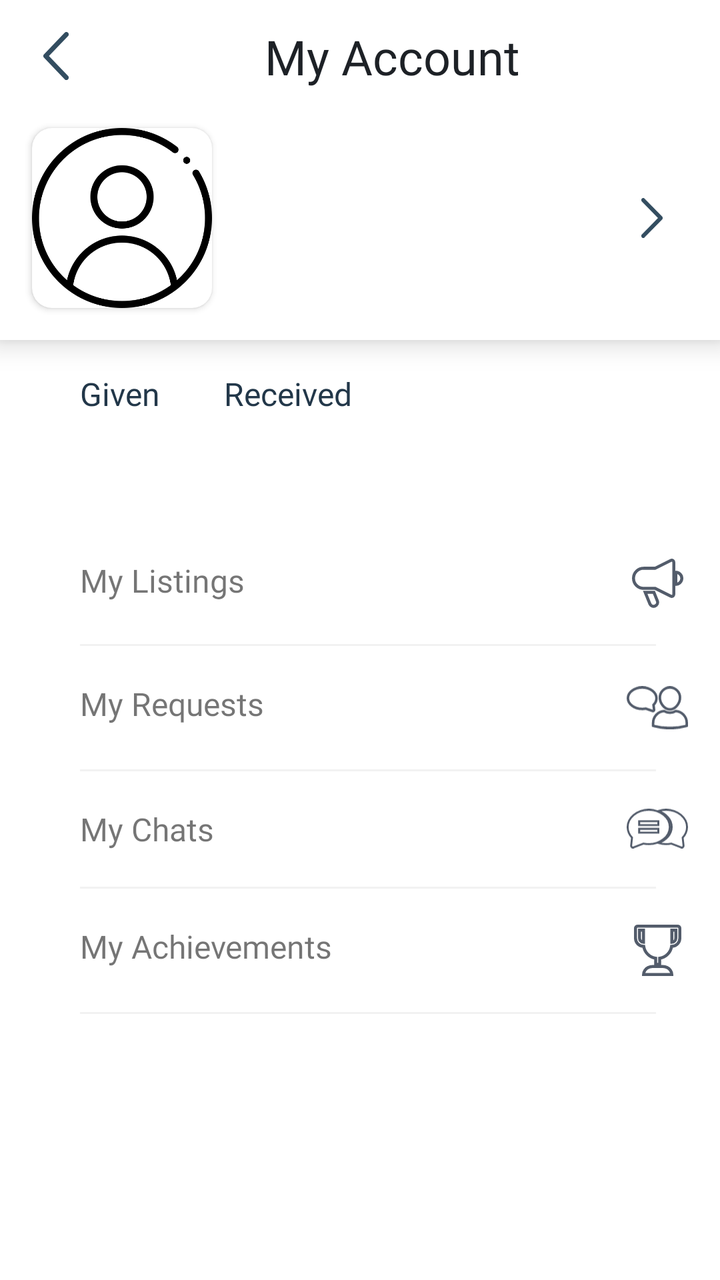
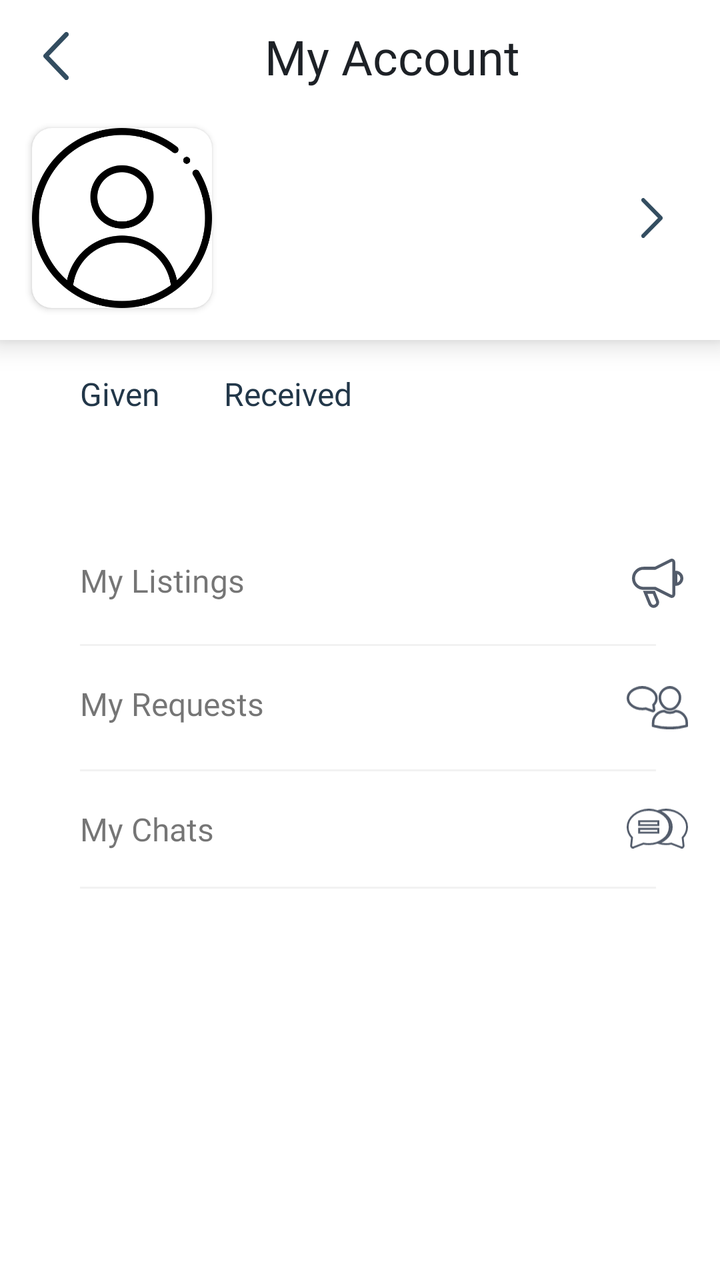

Before-and-after screenshots of an Android layout around one commit, followed by the original layout XML and the change that was made.
<!-- AndroidManifest.xml: application theme Theme.AbraaKaDabraa.App -->
<!-- res/layout/fragment_accounts.xml -->
<?xml version="1.0" encoding="utf-8"?>
<androidx.constraintlayout.widget.ConstraintLayout xmlns:android="http://schemas.android.com/apk/res/android"
    xmlns:app="http://schemas.android.com/apk/res-auto"
    xmlns:tools="http://schemas.android.com/tools"
    android:layout_width="match_parent"
    android:layout_height="match_parent"
    android:background="@color/white"
    tools:context=".activities.newflow.ui.accounts.AccountsFragment">


    <TextView
        android:id="@+id/textView83"
        android:layout_width="wrap_content"
        android:layout_height="wrap_content"
        android:layout_marginStart="40dp"
        android:layout_marginTop="16dp"
        android:fontFamily="@font/montserrat_bold"
        android:text="Given"
        android:textColor="#223749"
        android:textSize="16sp"
        app:layout_constraintEnd_toStartOf="@+id/textView84"
        app:layout_constraintStart_toStartOf="parent"
        app:layout_constraintTop_toBottomOf="@+id/constraintLayout4" />

    <TextView
        android:id="@+id/textView84"
        android:layout_width="0dp"
        android:layout_height="wrap_content"
        android:layout_marginStart="32dp"
        android:layout_marginEnd="24dp"
        android:fontFamily="@font/montserrat_bold"
        android:text="Received"
        android:textColor="#223749"
        android:textSize="16sp"
        app:layout_constraintEnd_toEndOf="parent"
        app:layout_constraintStart_toEndOf="@+id/textView83"
        app:layout_constraintTop_toTopOf="@+id/textView83" />

    <TextView
        android:id="@+id/giversCount"
        android:layout_width="wrap_content"
        android:layout_height="wrap_content"
        android:layout_marginTop="8dp"
        android:fontFamily="@font/montserrat_medium"
        android:text=""
        android:textSize="16sp"
        android:textColor="#223749"
        app:layout_constraintStart_toStartOf="@+id/textView83"
        app:layout_constraintTop_toBottomOf="@+id/textView83" />

    <TextView
        android:id="@+id/receiverCount"
        android:layout_width="0dp"
        android:layout_height="wrap_content"
        android:layout_marginStart="24dp"
        android:fontFamily="@font/montserrat_medium"
        android:text=""
        android:textSize="16sp"
        android:textColor="#223749"
        app:layout_constraintBottom_toBottomOf="@+id/giversCount"
        app:layout_constraintEnd_toEndOf="@+id/textView84"
        app:layout_constraintStart_toEndOf="@+id/giversCount"
        app:layout_constraintTop_toTopOf="@+id/giversCount" />

    <androidx.constraintlayout.widget.ConstraintLayout
        android:id="@+id/constraintLayout4"
        android:layout_width="match_parent"
        android:layout_height="wrap_content"
        android:background="@color/white"
        android:elevation="8dp"
        app:layout_constraintEnd_toEndOf="parent"
        app:layout_constraintStart_toStartOf="parent"
        app:layout_constraintTop_toTopOf="parent">

        <ImageView
            android:id="@+id/ivBack"
            android:layout_width="24dp"
            android:layout_height="24dp"
            android:layout_marginStart="16dp"
            android:layout_marginTop="16dp"
            app:layout_constraintStart_toStartOf="parent"
            app:layout_constraintTop_toTopOf="parent"
            app:srcCompat="@drawable/ic_back_arrow" />
        <TextView
            android:id="@+id/textView82"
            android:layout_width="0dp"
            android:layout_height="wrap_content"
            android:layout_marginStart="16dp"
            android:layout_marginEnd="24dp"
            android:fontFamily="@font/montserrat_bold"
            android:gravity="center"
            android:text="My Account"
            android:textColor="#1D2126"
            android:textSize="24sp"
            app:layout_constraintBottom_toBottomOf="@+id/ivBack"
            app:layout_constraintEnd_toEndOf="parent"
            app:layout_constraintStart_toEndOf="@+id/ivBack"
            app:layout_constraintTop_toTopOf="@+id/ivBack" />
        <androidx.cardview.widget.CardView
            android:id="@+id/cardView6"
            android:layout_width="90dp"
            android:layout_height="90dp"
            android:layout_marginStart="16dp"
            android:layout_marginTop="24dp"
            android:layout_marginBottom="16dp"
            app:cardCornerRadius="10dp"
            app:layout_constraintBottom_toBottomOf="parent"
            app:layout_constraintStart_toStartOf="parent"
            app:layout_constraintTop_toBottomOf="@+id/ivBack">

            <ImageView
                android:id="@+id/profilePic"
                android:layout_width="match_parent"
                android:layout_height="match_parent"
                android:src="@drawable/user" />
        </androidx.cardview.widget.CardView>

        <TextView
            android:id="@+id/userName"
            android:layout_width="0dp"
            android:layout_height="wrap_content"
            android:layout_marginStart="8dp"
            android:fontFamily="@font/montserrat_bold"
            android:text=""
            android:textColor="#1D2126"
            android:textSize="20sp"
            android:maxLength="25"
            app:layout_constraintBottom_toBottomOf="@+id/cardView6"
            app:layout_constraintEnd_toStartOf="@+id/profileActivity"
            app:layout_constraintStart_toEndOf="@+id/cardView6"
            app:layout_constraintTop_toTopOf="@+id/cardView6" />

        <TextView
            android:id="@+id/textView47"
            android:layout_width="0dp"
            android:layout_height="wrap_content"
            android:layout_marginTop="8dp"
            android:fontFamily="@font/montserrat_medium"
            android:text="Edit Profile"
            android:textColor="#1D2126"
            android:visibility="gone"
            android:textSize="16sp"
            app:layout_constraintBottom_toBottomOf="@+id/cardView6"
            app:layout_constraintStart_toStartOf="@+id/userName"
            app:layout_constraintTop_toBottomOf="@+id/userName" />


        <ImageView
            android:id="@+id/profileActivity"
            android:layout_width="20dp"
            android:layout_height="20dp"
            android:layout_marginEnd="24dp"
            android:rotation="180"
            android:src="@drawable/ic_back_arrow"
            app:layout_constraintBottom_toBottomOf="@+id/userName"
            app:layout_constraintEnd_toEndOf="parent"
            app:layout_constraintTop_toTopOf="@+id/userName" />

    </androidx.constraintlayout.widget.ConstraintLayout>


    <androidx.constraintlayout.widget.ConstraintLayout
        android:layout_width="match_parent"
        android:layout_height="0dp"
        android:layout_marginTop="32dp"
        app:layout_constraintBottom_toBottomOf="parent"
        app:layout_constraintEnd_toEndOf="parent"
        app:layout_constraintStart_toStartOf="parent"
        app:layout_constraintTop_toBottomOf="@+id/giversCount">

        <TextView
            android:id="@+id/textView87"
            android:layout_width="0dp"
            android:layout_height="1dp"
            android:layout_marginTop="8dp"
            android:layout_marginEnd="32dp"
            android:background="#F2F2F2"
            android:visibility="gone"
            app:layout_constraintEnd_toEndOf="parent"
            app:layout_constraintStart_toStartOf="@+id/my_achievement_layout"
            app:layout_constraintTop_toBottomOf="@+id/pay_as_you_go" />

        <LinearLayout
            android:id="@+id/pay_as_you_go"
            android:layout_width="0dp"
            android:layout_height="wrap_content"
            android:layout_marginTop="8dp"
            android:layout_marginEnd="16dp"
            android:orientation="horizontal"
            android:paddingTop="10dp"
            android:paddingBottom="10dp"
            android:visibility="gone"
            app:layout_constraintEnd_toEndOf="parent"
            app:layout_constraintStart_toStartOf="@+id/textView5"
            app:layout_constraintTop_toBottomOf="@+id/textView5">

            <TextView
                android:layout_width="0dp"
                android:layout_height="wrap_content"
                android:layout_weight="9"
                android:fontFamily="@font/montserrat_medium"
                android:text="Pay As You Wish"
                android:textSize="16sp" />

            <ImageView
                android:layout_width="0dp"
                android:layout_height="wrap_content"
                android:layout_gravity="center"
                android:layout_weight="1"
                android:src="@drawable/ic_payasyougo_icon" />
        </LinearLayout>

        <LinearLayout
            android:id="@+id/my_listing_layout"
            android:layout_width="0dp"
            android:layout_height="wrap_content"
            android:layout_marginStart="40dp"
            android:layout_marginEnd="16dp"
            android:orientation="horizontal"
            android:paddingTop="10dp"
            android:paddingBottom="10dp"
            app:layout_constraintEnd_toEndOf="parent"
            app:layout_constraintStart_toStartOf="parent"
            app:layout_constraintTop_toTopOf="parent">

            <TextView
                android:layout_width="0dp"
                android:layout_height="wrap_content"
                android:layout_weight="9"
                android:fontFamily="@font/montserrat_medium"
                android:text="My Listings"
                android:textSize="16sp"
                 />

            <ImageView
                android:layout_width="0dp"
                android:layout_height="wrap_content"
                android:layout_gravity="center"
                android:layout_weight="1"
                android:src="@drawable/ic_listings_icon" />
        </LinearLayout>

        <TextView
            android:id="@+id/textView2"
            android:layout_width="0dp"
            android:layout_height="1dp"
            android:layout_marginTop="8dp"
            android:layout_marginEnd="32dp"
            android:background="#F2F2F2"
            app:layout_constraintEnd_toEndOf="parent"
            app:layout_constraintStart_toStartOf="@+id/my_listing_layout"
            app:layout_constraintTop_toBottomOf="@+id/my_listing_layout" />

        <LinearLayout
            android:id="@+id/my_request_layout"
            android:layout_width="0dp"
            android:layout_height="wrap_content"
            android:layout_marginTop="8dp"
            android:layout_marginEnd="16dp"
            android:orientation="horizontal"
            android:paddingTop="10dp"
            android:paddingBottom="10dp"
            app:layout_constraintEnd_toEndOf="parent"
            app:layout_constraintStart_toStartOf="@+id/textView2"
            app:layout_constraintTop_toBottomOf="@+id/textView2">

            <TextView
                android:layout_width="0dp"
                android:layout_height="wrap_content"
                android:layout_weight="9"
                android:fontFamily="@font/montserrat_medium"
                android:text="My Requests"
                android:textSize="16sp"
                />

            <ImageView
                android:layout_width="0dp"
                android:layout_height="wrap_content"
                android:layout_gravity="center"
                android:layout_weight="1"
                android:src="@drawable/ic_my_request_icon" />
        </LinearLayout>

        <TextView
            android:id="@+id/textView3"
            android:layout_width="0dp"
            android:layout_height="1dp"
            android:layout_marginTop="8dp"
            android:layout_marginEnd="32dp"
            android:background="#F2F2F2"
            app:layout_constraintEnd_toEndOf="parent"
            app:layout_constraintStart_toStartOf="@+id/my_request_layout"
            app:layout_constraintTop_toBottomOf="@+id/my_request_layout" />

        <LinearLayout
            android:id="@+id/my_chats_layout"
            android:layout_width="0dp"
            android:layout_height="wrap_content"
            android:layout_marginTop="8dp"
            android:layout_marginEnd="16dp"
            android:orientation="horizontal"
            android:paddingTop="10dp"
            android:paddingBottom="10dp"
            app:layout_constraintEnd_toEndOf="parent"
            app:layout_constraintStart_toStartOf="@+id/textView3"
            app:layout_constraintTop_toBottomOf="@+id/textView3">

            <TextView
                android:layout_width="0dp"
                android:layout_height="wrap_content"
                android:layout_weight="9"
                android:fontFamily="@font/montserrat_medium"
                android:text="My Chats"
                android:textSize="16sp"
                />

            <ImageView
                android:layout_width="0dp"
                android:layout_height="wrap_content"
                android:layout_gravity="center"
                android:layout_weight="1"
                android:src="@drawable/ic_mychats_icon" />
        </LinearLayout>

        <TextView
            android:id="@+id/textView4"
            android:layout_width="0dp"
            android:layout_height="1dp"
            android:layout_marginTop="8dp"
            android:layout_marginEnd="32dp"
            android:background="#F2F2F2"
            app:layout_constraintEnd_toEndOf="parent"
            app:layout_constraintStart_toStartOf="@+id/my_chats_layout"
            app:layout_constraintTop_toBottomOf="@+id/my_chats_layout" />

        <TextView
            android:id="@+id/textView5"
            android:layout_width="0dp"
            android:layout_height="1dp"
            android:layout_marginTop="8dp"
            android:layout_marginEnd="32dp"
            android:background="#F2F2F2"
            app:layout_constraintEnd_toEndOf="parent"
            app:layout_constraintStart_toStartOf="@+id/my_achievement_layout"
            app:layout_constraintTop_toBottomOf="@+id/my_achievement_layout" />

        <LinearLayout
            android:id="@+id/my_achievement_layout"
            android:layout_width="0dp"
            android:layout_height="wrap_content"
            android:layout_marginTop="8dp"
            android:layout_marginEnd="16dp"
            android:orientation="horizontal"
            android:paddingTop="10dp"
            android:paddingBottom="10dp"
            app:layout_constraintEnd_toEndOf="parent"
            app:layout_constraintStart_toStartOf="@+id/textView4"
            app:layout_constraintTop_toBottomOf="@+id/textView4">

            <TextView
                android:layout_width="0dp"
                android:layout_height="wrap_content"
                android:layout_weight="9"
                android:fontFamily="@font/montserrat_medium"
                android:text="My Achievements"
                android:textSize="16sp"
                 />

            <ImageView
                android:layout_width="0dp"
                android:layout_height="wrap_content"
                android:layout_gravity="center"
                android:layout_weight="1"
                android:src="@drawable/ic_my_achievements_icon" />
        </LinearLayout>

    </androidx.constraintlayout.widget.ConstraintLayout>

</androidx.constraintlayout.widget.ConstraintLayout>
<!-- resources referenced by this layout -->
<resources>
  <color name="white">#FFFFFFFF</color>
  <!-- drawable ic_back_arrow (drawable) -->
  <vector android:height="44.5704dp" android:viewportHeight="18.571"
      android:viewportWidth="10" android:width="24dp" xmlns:android="http://schemas.android.com/apk/res/android">
      <path android:fillColor="#334d60" android:pathData="M0.265,9.949 L8.433,18.3a0.906,0.906 0,0 0,1.3 0,0.951 0.951,0 0,0 0,-1.325L2.212,9.286 9.73,1.6a0.952,0.952 0,0 0,0 -1.326,0.906 0.906,0 0,0 -1.3,0L0.265,8.623A0.962,0.962 0,0 0,0.265 9.949Z"/>
  </vector>
  <!-- drawable ic_listings_icon (drawable) -->
  <vector xmlns:android="http://schemas.android.com/apk/res/android"
      android:width="25.5dp"
      android:height="24.529dp"
      android:viewportWidth="25.5"
      android:viewportHeight="24.529">
    <path
        android:pathData="M20.275,0.915a1,1 0,0 0,-0.972 -0.044L11.514,4.766L5.75,4.766A5,5 0,1 0,5.75 14.766h5.764l7.789,3.9A1,1 0,0 0,20.75 17.766L20.75,1.766A1,1 0,0 0,20.275 0.915Z"
        android:strokeWidth="1.5"
        android:fillColor="#00000000"
        android:strokeColor="#535c6b"/>
    <path
        android:pathData="M21.75,6.766L21.75,12.766A3,3 0,0 0,24.75 9.766,3 3,0 0,0 21.75,6.766Z"
        android:strokeWidth="1.5"
        android:fillColor="#00000000"
        android:strokeColor="#535c6b"/>
    <path
        android:pathData="M10.892,16.766L6.563,16.766L8.897,22.51A2,2 0,0 0,12.605 21.018Z"
        android:strokeWidth="1.5"
        android:fillColor="#00000000"
        android:strokeColor="#535c6b"/>
  </vector>
  <!-- drawable ic_my_achievements_icon (drawable) -->
  <vector xmlns:android="http://schemas.android.com/apk/res/android"
      android:width="23.5dp"
      android:height="25.5dp"
      android:viewportWidth="23.5"
      android:viewportHeight="25.5">
    <path
        android:pathData="M12.75,19.75L10.75,19.75L10.75,16.67A7,7 0,0 1,4.83 10.75L4.75,10.75A4,4 0,0 1,0.75 6.75L0.75,1.75A1,1 0,0 1,1.75 0.75L21.75,0.75a1,1 0,0 1,1 1L22.75,6.75a4,4 0,0 1,-4 4h-0.08A7,7 0,0 1,12.75 16.67L12.75,19.75ZM18.75,2.75L18.75,8.75a2,2 0,0 0,2 -2L20.75,2.75ZM2.75,2.75L2.75,6.75A2,2 0,0 0,4.75 8.75L4.75,2.75Z"
        android:strokeWidth="1.5"
        android:fillColor="#00000000"
        android:strokeColor="#535c6b"/>
    <path
        android:pathData="M13.75,20.75L9.75,20.75C4.75,20.75 4.75,24.75 4.75,24.75L18.75,24.75S18.75,20.75 13.75,20.75Z"
        android:strokeWidth="1.5"
        android:fillColor="#00000000"
        android:strokeColor="#535c6b"/>
  </vector>
  <style name="Theme.AbraaKaDabraa.App" parent="Theme.MaterialComponents.Light.DarkActionBar">
          <item name="colorPrimary">@color/theme_color</item>
          <item name="colorPrimaryVariant">@color/theme_color</item>
          <item name="colorOnPrimary">@color/theme_color</item>
      </style>
  <color name="theme_color">#416D49</color>
  <!-- unchanged entries left out for length: 4 -->
</resources>

<!-- the commit's change to res/layout/fragment_accounts.xml (unified diff, before → after) -->
@@ -72,6 +72,32 @@
         app:layout_constraintStart_toStartOf="parent"
         app:layout_constraintTop_toTopOf="parent">
 
+        <androidx.recyclerview.widget.RecyclerView
+            android:id="@+id/imageView28"
+            android:layout_width="0dp"
+            android:layout_height="32dp"
+            android:layout_marginEnd="8dp"
+            app:layout_constraintBottom_toBottomOf="@+id/myRatingTxt2"
+            app:layout_constraintEnd_toEndOf="parent"
+            app:layout_constraintStart_toEndOf="@+id/cardView6"
+            app:layout_constraintTop_toTopOf="@+id/myRatingTxt2"
+            app:srcCompat="@drawable/dummy_stars" />
+
+        <TextView
+            android:id="@+id/myRatingTxt2"
+            android:layout_width="wrap_content"
+            android:layout_height="19dp"
+            android:fontFamily="@font/montserrat_medium"
+            android:text="4.5"
+            android:textColor="@color/sub_text_color"
+            android:textSize="@dimen/sp_16"
+            android:visibility="gone"
+            app:layout_constraintBottom_toBottomOf="parent"
+            app:layout_constraintEnd_toEndOf="parent"
+            app:layout_constraintHorizontal_bias="0.0"
+            app:layout_constraintStart_toStartOf="@+id/userName"
+            app:layout_constraintTop_toBottomOf="@+id/userName" />
+
         <ImageView
             android:id="@+id/ivBack"
             android:layout_width="24dp"
@@ -340,6 +366,7 @@
             android:layout_marginTop="8dp"
             android:layout_marginEnd="32dp"
             android:background="#F2F2F2"
+            android:visibility="gone"
             app:layout_constraintEnd_toEndOf="parent"
             app:layout_constraintStart_toStartOf="@+id/my_achievement_layout"
             app:layout_constraintTop_toBottomOf="@+id/my_achievement_layout" />
@@ -353,6 +380,7 @@
             android:orientation="horizontal"
             android:paddingTop="10dp"
             android:paddingBottom="10dp"
+            android:visibility="gone"
             app:layout_constraintEnd_toEndOf="parent"
             app:layout_constraintStart_toStartOf="@+id/textView4"
             app:layout_constraintTop_toBottomOf="@+id/textView4">
@@ -363,8 +391,7 @@
                 android:layout_weight="9"
                 android:fontFamily="@font/montserrat_medium"
                 android:text="My Achievements"
-                android:textSize="16sp"
-                 />
+                android:textSize="16sp" />
 
             <ImageView
                 android:layout_width="0dp"
<!-- resource entries referenced after the edit -->
@@ -1,6 +1,9 @@
 <!-- resources referenced by this layout -->
 <resources>
+  <color name="sub_text_color">#1D2126</color>
   <color name="white">#FFFFFFFF</color>
+  <dimen name="sp_16">16sp</dimen>
+  <!-- drawable dummy_stars: png bitmap (drawable-v24, 1206 bytes) -->
   <!-- drawable ic_back_arrow (drawable) -->
   <vector android:height="44.5704dp" android:viewportHeight="18.571"
       android:viewportWidth="10" android:width="24dp" xmlns:android="http://schemas.android.com/apk/res/android">
